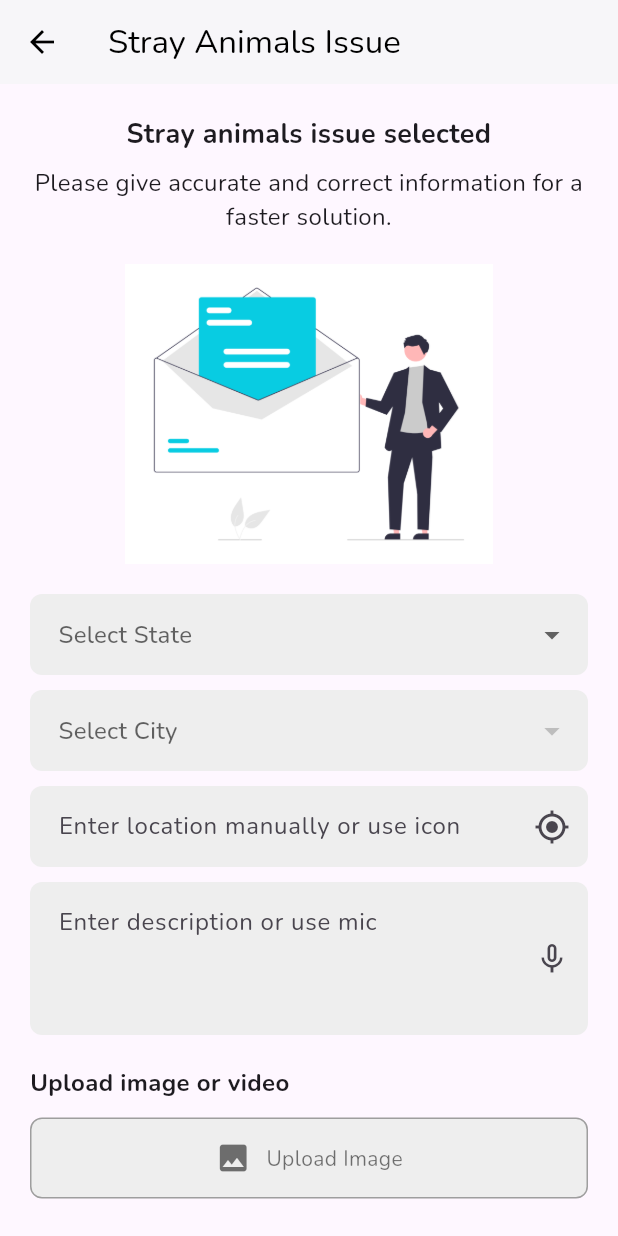
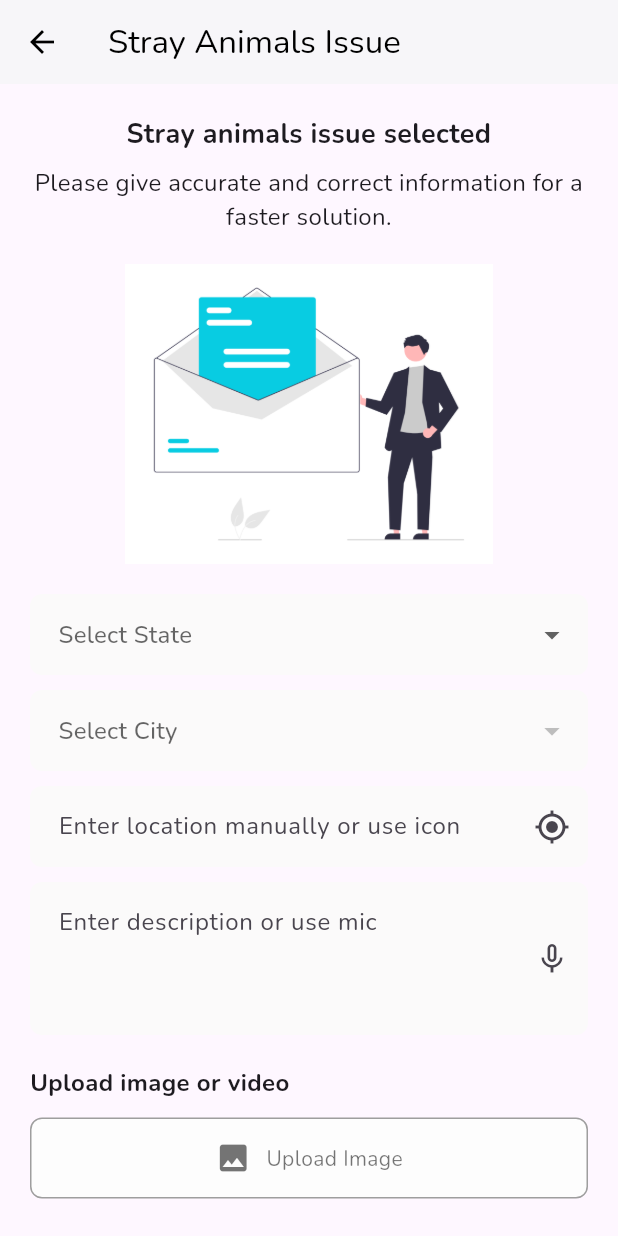
Before and after one commit to shrutisachan08/NagarVikas, a Flutter app: the AnimalsPage screen opened directly, on a phone screen of 412 x 824 dp. Run offline on Flutter 3.47's test engine with Material 3 defaults, Android fonts, the phone set to English and light mode, and no system bars; our stand-ins replace animate_do, animated_text_kit, connectivity_plus, dio, firebase_auth, firebase_core and 14 more; missing offline and left inert: onesignal_flutter; accounts and stored records are empty; project files that could hold a hidden picture were left out.

Commit message:
temporary changes

```diff
--- a/lib/components/shared_issue_form.dart
+++ b/lib/components/shared_issue_form.dart
@@ -273,7 +273,7 @@ class _SharedIssueFormState extends State<SharedIssueForm> {
   InputDecoration _inputDecoration(String hint) => InputDecoration(
     hintText: hint,
     filled: true,
-    fillColor: Colors.grey[200],
+    fillColor: const Color.fromARGB(255, 251, 250, 250),
     contentPadding: const EdgeInsets.symmetric(horizontal: 15, vertical: 15),
     border: OutlineInputBorder(borderRadius: BorderRadius.circular(8), borderSide: BorderSide.none),
   );
@@ -465,7 +465,7 @@ class _SharedIssueFormState extends State<SharedIssueForm> {
       child: Container(
         padding: const EdgeInsets.symmetric(vertical: 14),
         decoration: BoxDecoration(
-          color: Colors.grey[200],
+          color: const Color.fromARGB(255, 253, 253, 253),
           borderRadius: BorderRadius.circular(8),
           border: filled ? null : Border.all(color: Colors.grey),
         ),
```
Also changed, not shown: 4 other files.
